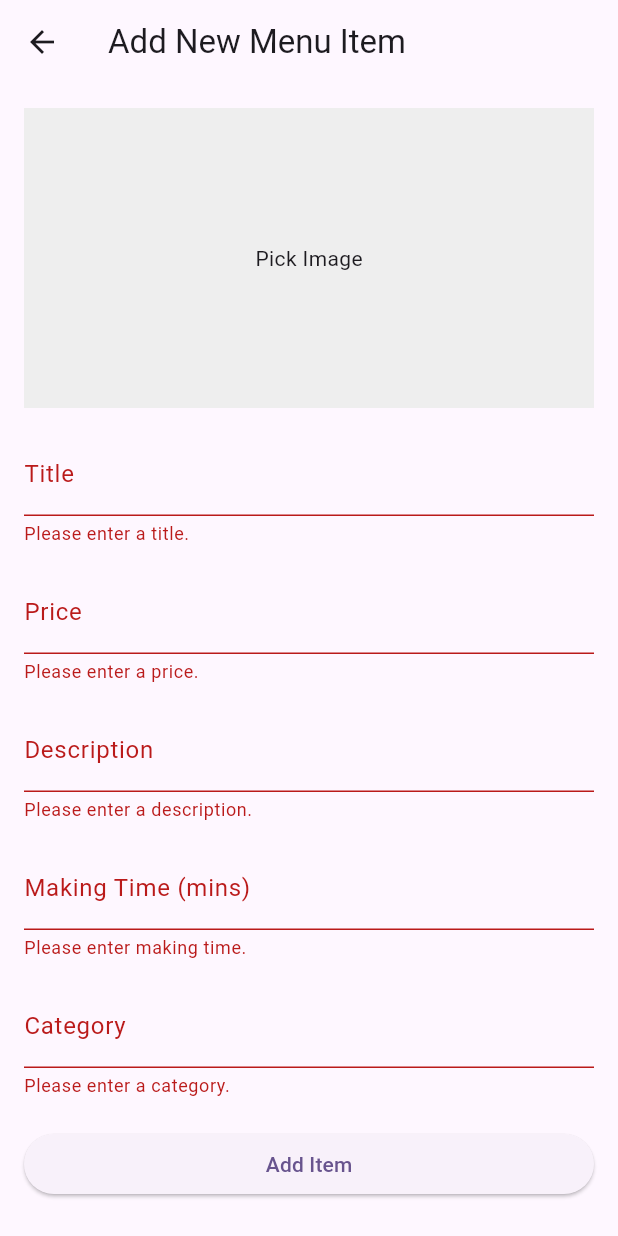
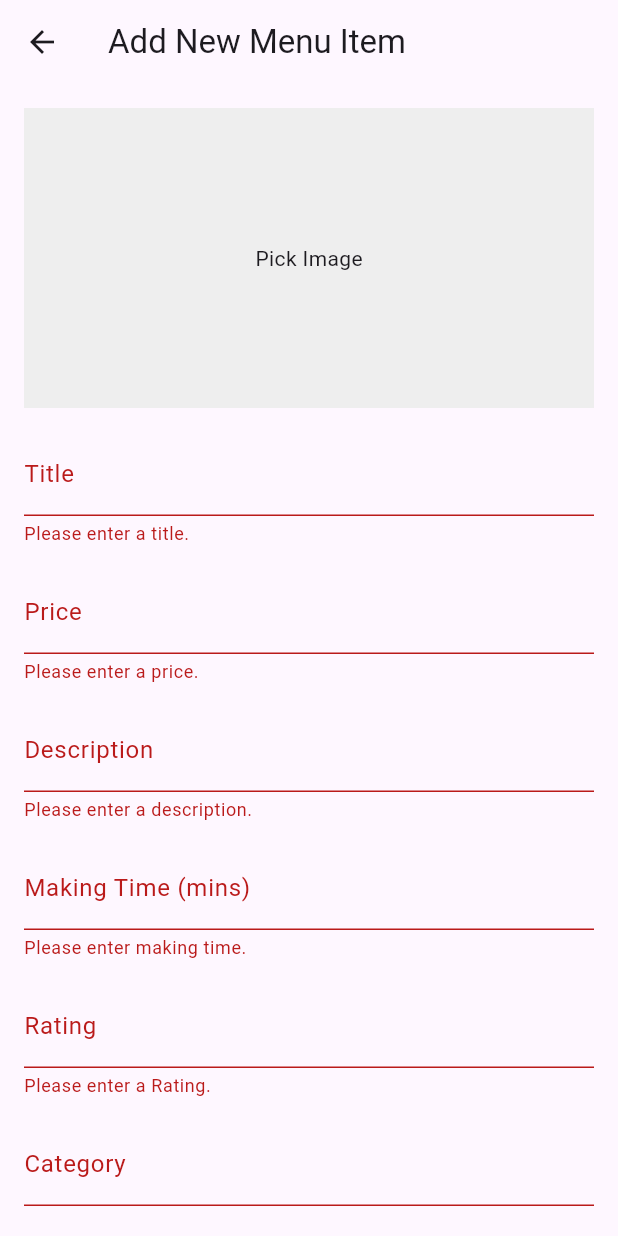
Before and after one commit to daksh1993/FinalYearProject, a Flutter app: the AddItemToMenu screen opened directly, after a tap on "Add Item", on a phone screen of 412 x 824 dp. Run offline on Flutter 3.47's test engine with Material 3 defaults, Android fonts, the phone set to English and light mode, and no system bars; our stand-ins replace cloud_firestore, firebase_core, firebase_storage, image_picker; accounts and stored records are empty.

```diff
--- a/Admin Panel App Version 2/bites_of_south/lib/Modal/menu_item.dart
+++ b/Admin Panel App Version 2/bites_of_south/lib/Modal/menu_item.dart
@@ -6,6 +6,7 @@ class MenuItem {
   final String description;
   final String makingTime;
   final String category;
+  final String rating;
   final String imageUrl;
 
   MenuItem({
@@ -14,6 +15,7 @@ class MenuItem {
     required this.description,
     required this.makingTime,
     required this.category,
+    required this.rating,
     required this.imageUrl,
   });
 
@@ -27,6 +29,7 @@ class MenuItem {
       makingTime: data['makingTime'],
       category: data['category'],
       imageUrl: data['image'],
+      rating: data['rating'],
     );
   }
 
@@ -39,6 +42,7 @@ class MenuItem {
       'makingTime': makingTime,
       'category': category,
       'image': imageUrl,
+      'rating': rating,
     };
   }
 }
--- a/Admin Panel App Version 2/bites_of_south/lib/View/Menu/add_item_to_menu.dart
+++ b/Admin Panel App Version 2/bites_of_south/lib/View/Menu/add_item_to_menu.dart
@@ -180,6 +180,7 @@ class _AddItemToMenuState extends State<AddItemToMenu> {
   final _descriptionController = TextEditingController();
   final _makingTimeController = TextEditingController();
   final _categoryController = TextEditingController();
+  final _ratingController = TextEditingController();
   File? _image;
   UploadTask? _uploadTask;
   final _dbServices = DatabaseServicesMenu();
@@ -216,6 +217,7 @@ class _AddItemToMenuState extends State<AddItemToMenu> {
             price: _priceController.text,
             description: _descriptionController.text,
             makingTime: _makingTimeController.text,
+            rating: _ratingController.text,
             category: _categoryController.text,
             imageUrl: imageUrl);
 
@@ -324,6 +326,17 @@ class _AddItemToMenuState extends State<AddItemToMenu> {
               ),
               SizedBox(height: 16),
               TextFormField(
+                decoration: InputDecoration(labelText: "Rating"),
+                controller: _ratingController,
+                validator: (value) {
+                  if (value == null || value.isEmpty) {
+                    return "Please enter a Rating.";
+                  }
+                  return null;
+                },
+              ),
+              SizedBox(height: 16),
+              TextFormField(
                 decoration: InputDecoration(labelText: "Category"),
                 controller: _categoryController,
                 validator: (value) {
--- a/Admin Panel App Version 2/bites_of_south/pubspec.yaml
+++ b/Admin Panel App Version 2/bites_of_south/pubspec.yaml
@@ -40,6 +40,8 @@ dependencies:
   firebase_storage: ^12.4.0
   provider: ^6.1.2
   image_picker: ^1.1.2
+  cached_network_image: ^3.4.1
+  path_provider: ^2.1.5
 
 dev_dependencies:
   flutter_test:
```
Also changed, not shown: Admin Panel App Version 2/bites_of_south/lib/View/Menu/item_detail.dart (added, +24 -0 lines), Admin Panel App Version 2/bites_of_south/lib/View/Menu/menu_management.dart (+8 -5 lines), Admin Panel App Version 2/bites_of_south/pubspec.lock, 3 other files.
